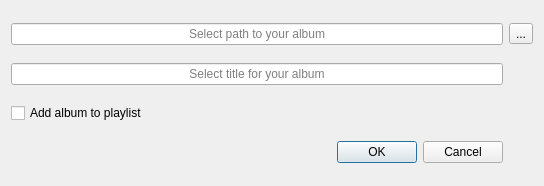
CermakM/MediaPlayer, file dialogaddalbum.ui: the form before one commit.
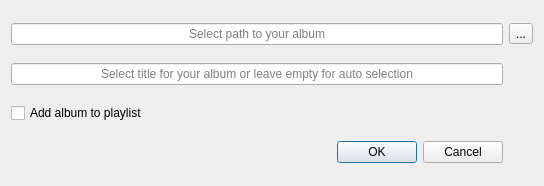
The form after the commit.

Patch:
```diff
--- a/dialogaddalbum.ui
+++ b/dialogaddalbum.ui
@@ -23,7 +23,7 @@
       <bool>true</bool>
      </property>
      <property name="placeholderText">
-      <string>Select title for your album</string>
+      <string>Select title for your album or leave empty for auto selection</string>
      </property>
     </widget>
    </item>
```
Left out of the diff: 8 changed lines with no effect on the pictures.
